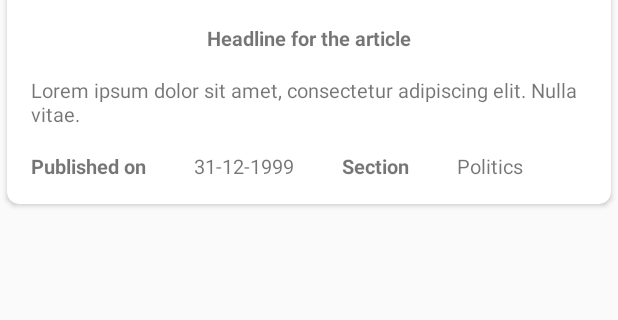
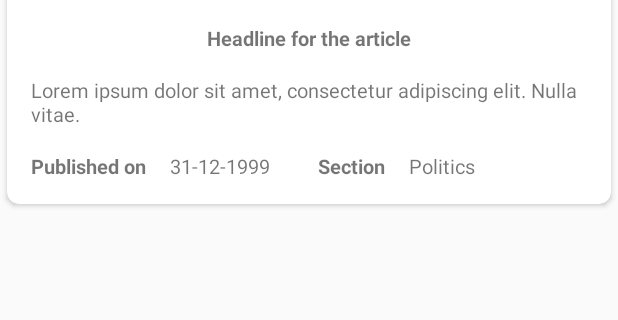
Before and after one commit to mezpahlan/jamesedwardtaylorstheguardian, an Android app: the layout list_item_rss_feed.xml on its own in the app's theme, with its tools: preview values and no code run, on a phone screen of 412 x 824 dp, the part 384-704 px from its top. Run offline under Robolectric (Android 15) with nearby library versions, the phone set to English and light mode, and no system bars; network calls fail.

Commit message:
Tweaking layout so that Published On and Section text fits better on the bottom line.

```diff
--- a/app/src/main/res/layout/list_item_rss_feed.xml
+++ b/app/src/main/res/layout/list_item_rss_feed.xml
@@ -61,8 +61,6 @@
             android:layout_marginBottom="@dimen/activity_vertical_margin"
             android:layout_marginLeft="@dimen/activity_horizontal_margin"
             android:layout_marginStart="@dimen/activity_horizontal_margin"
-            android:layout_marginRight="@dimen/activity_horizontal_margin"
-            android:layout_marginEnd="@dimen/activity_horizontal_margin"
             android:layout_below="@id/trail_text_view"
             android:text="@string/published_on_label" />
 
@@ -90,8 +88,6 @@
             android:layout_marginBottom="@dimen/activity_vertical_margin"
             android:layout_marginLeft="@dimen/activity_horizontal_margin"
             android:layout_marginStart="@dimen/activity_horizontal_margin"
-            android:layout_marginRight="@dimen/activity_horizontal_margin"
-            android:layout_marginEnd="@dimen/activity_horizontal_margin"
             android:layout_below="@id/trail_text_view"
             android:layout_toRightOf="@id/published_on_view"
             android:layout_toEndOf="@id/published_on_view"
```
